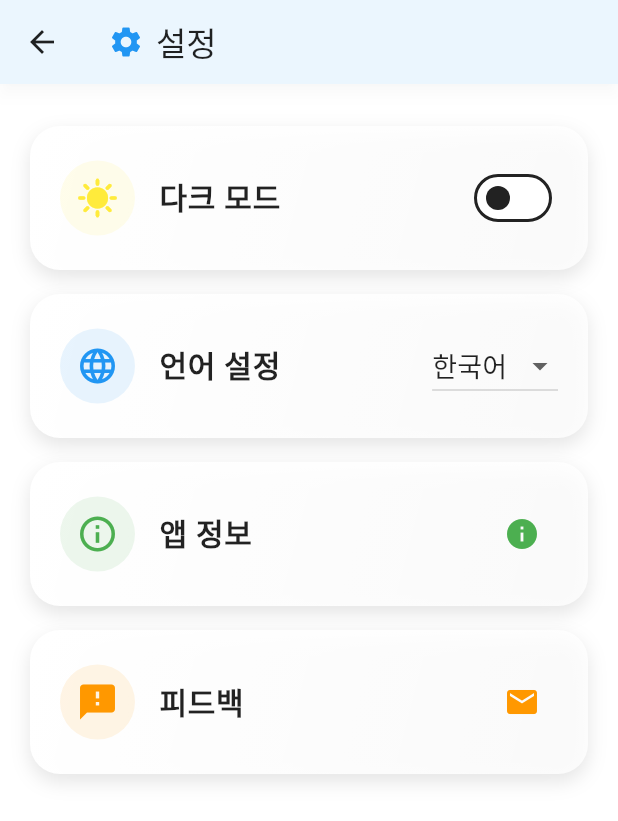
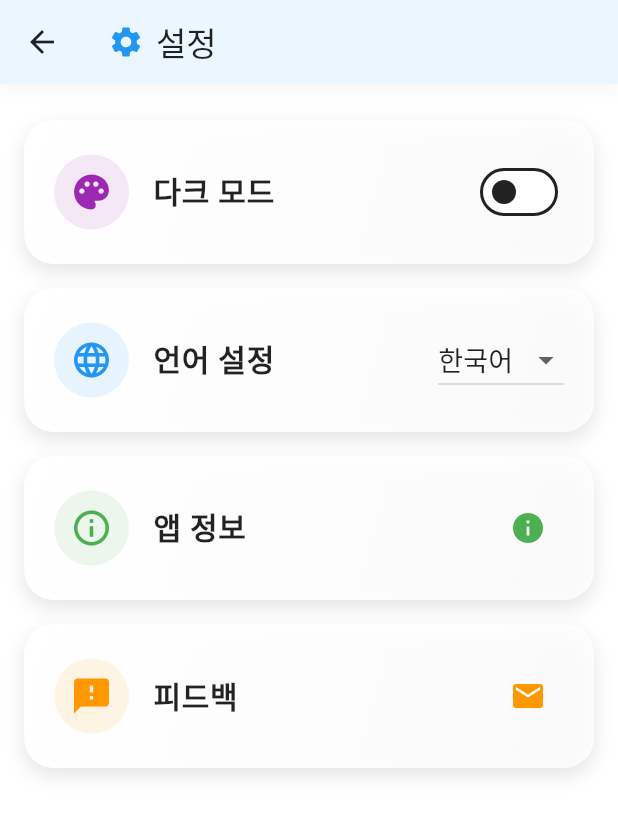
Before and after one commit to Studiosaan/Void-of-course, a Flutter app: the SettingScreen screen opened directly, on a phone screen of 412 x 824 dp. Shown: the top 821 px of the screen. Run offline on Flutter 3.47's test engine with Material 3 defaults, Android fonts, the phone set to English and light mode, and no system bars; our stand-ins replace animated_theme_switcher, another_flushbar, table_calendar; missing offline and left inert: sweph.

Commit message:
Revert "darkmode - lightmode icon_Done"
This reverts commit 0cd8a248e18b63eb867823f34b37634616afd99c.

```diff
--- a/lib/screens/setting_screen.dart
+++ b/lib/screens/setting_screen.dart
@@ -56,7 +56,6 @@ class SettingScreen extends StatelessWidget {
 
   @override
   Widget build(BuildContext context) {
-    final isDarkMode = Theme.of(context).brightness == Brightness.dark; // This line should be here
     return Scaffold(
       appBar: AppBar(
         title: Row(
@@ -82,14 +81,14 @@ class SettingScreen extends StatelessWidget {
         elevation: Theme.of(context).appBarTheme.elevation,
       ),
       body: Padding(
-        padding: const EdgeInsets.all(20.0),
+        padding: const EdgeInsets.all(16.0),
         child: Column(
           children: [
             _buildSettingCard(
               context: context,
-              icon: isDarkMode ? Icons.dark_mode : Icons.sunny, // This should be conditional
+              icon: Icons.palette,
               title: '다크 모드',
-              iconColor: isDarkMode ? Colors.white : Colors.yellow, // This should be conditional
+              iconColor: Colors.purple,
               trailing: ThemeSwitcher(
                 builder: (context) {
                   final isDarkMode = Theme.of(context).brightness == Brightness.dark;
```
Also changed, not shown: 1 other file.
